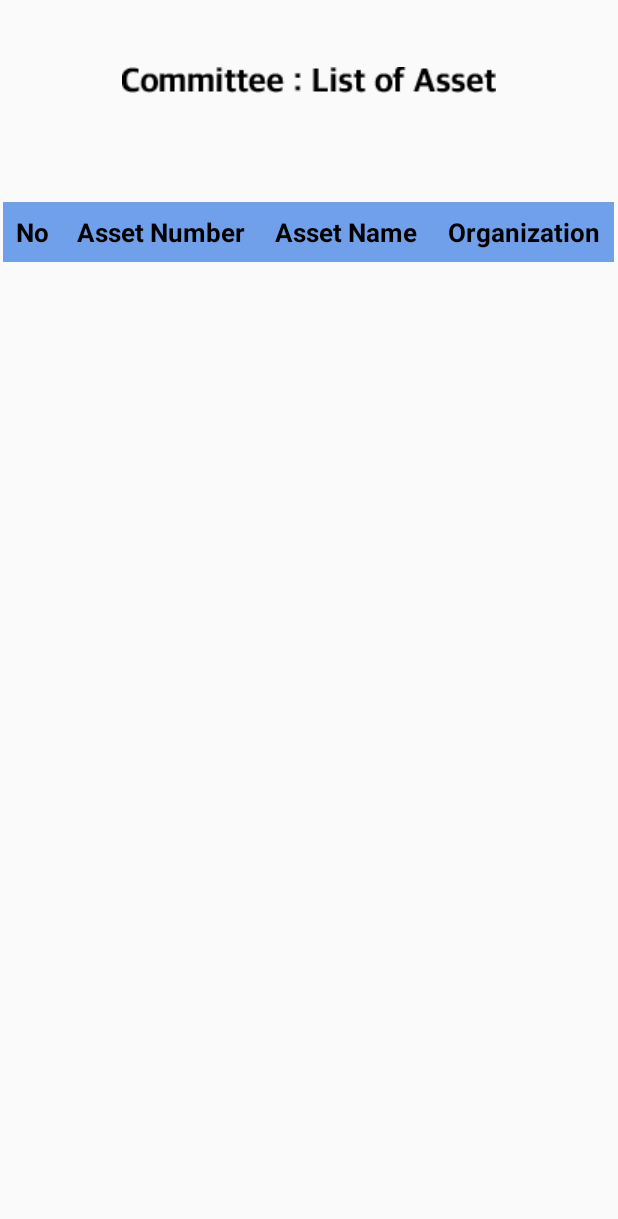
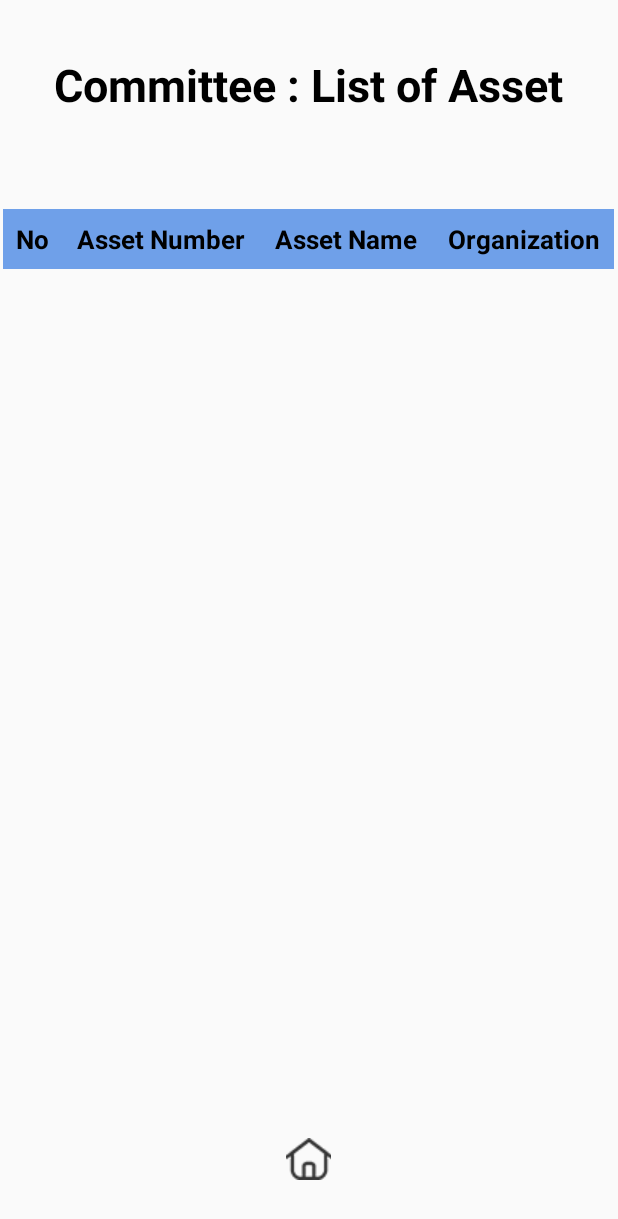
Before and after one commit to AdministrativeCourtProgram/ADMAsset, an Android app: the SearchAssetListActivity screen opened directly, with no data from a screen before it, on a phone screen of 412 x 824 dp. Shown: the top 1219 px of the screen. Run offline under Robolectric (Android 15) with nearby library versions, the light colour scheme and no system bars; 2 statements that could not run were skipped.

Commit message:
Every activity add HomeBtn & Login no enter & minversion 19

```diff
--- a/app/build.gradle
+++ b/app/build.gradle
@@ -5,7 +5,7 @@ android {
     buildToolsVersion "27.0.3"
     defaultConfig {
         applicationId "com.court.admasset.admasset"
-        minSdkVersion 24
+        minSdkVersion 19
         targetSdkVersion 25
         versionCode 1
         versionName "1.0"
--- a/app/src/main/java/com/court/admasset/admasset/SearchAssetListActivity.java
+++ b/app/src/main/java/com/court/admasset/admasset/SearchAssetListActivity.java
@@ -13,6 +13,8 @@ import android.support.v7.widget.RecyclerView;
 import android.text.TextUtils;
 import android.util.Log;
 import android.view.Menu;
+import android.view.View;
+import android.widget.ImageButton;
 import android.widget.TextView;
 import android.widget.Toast;
 
@@ -42,6 +44,18 @@ public class SearchAssetListActivity extends AppCompatActivity {
         super.onCreate(savedInstanceState);
         setContentView(R.layout.activity_search_asset_list);
 
+        // ====== home Button ====== //
+        ImageButton homeBtn = (ImageButton)findViewById(R.id.homeBtn);
+        homeBtn.setOnClickListener(new View.OnClickListener() {
+            @Override
+            public void onClick(View v) {
+                //Intent intent = new Intent(RecyclerViewActivity.this, MenuActivity.class);
+                Intent intent = new Intent(SearchAssetListActivity.this, MenuActivity.class);
+                intent.addFlags(Intent.FLAG_ACTIVITY_CLEAR_TASK);
+                startActivity(intent);
+                finish();
+            }
+        });
 
         // ===== init ===== //
         txtListSize = (TextView)findViewById(R.id.txtListSize);
--- a/app/src/main/res/layout/activity_login.xml
+++ b/app/src/main/res/layout/activity_login.xml
@@ -41,7 +41,7 @@
                 android:fontFamily="AppleSDGothicNeo-UltraLight"
                 android:hint="Username"
                 android:selectAllOnFocus="true"
-                android:singleLine="false"
+                android:singleLine="true"
                 android:textColor="#000"
                 android:textColorHint="#000"
                 android:textSize="20dp" />
--- a/app/src/main/res/layout/activity_search_asset_list.xml
+++ b/app/src/main/res/layout/activity_search_asset_list.xml
@@ -15,11 +15,16 @@
             android:layout_width="wrap_content"
             android:layout_height="match_parent"
             android:layout_weight="0.2"/>
-        <ImageView
+        <TextView
             android:layout_width="wrap_content"
             android:layout_height="match_parent"
-            android:src="@drawable/commitee_list_of_asset"
-            android:layout_weight="0."/>
+            android:text="Committee : List of Asset"
+            android:fontFamily="AppleSDGothicNeo-UltraLight"
+            android:textStyle="bold"
+            android:textColor="#000"
+            android:gravity="center"
+            android:textSize="30dp"
+            android:layout_weight="0.6"/>
         <TextView
             android:layout_width="wrap_content"
             android:layout_height="match_parent"
@@ -110,7 +115,17 @@
             android:layout_width="wrap_content"
             android:layout_height="wrap_content"
             android:layout_weight="1.0"/>
-
     </LinearLayout>
 
+    <ImageButton
+        android:id="@+id/homeBtn"
+        android:layout_width="30dp"
+        android:layout_height="30dp"
+        android:layout_weight="1"
+        android:layout_alignParentBottom="true"
+        android:layout_centerHorizontal="true"
+        android:layout_gravity="center"
+        android:background="@android:color/transparent"
+        android:src="@drawable/home" />
+
 </LinearLayout>
--- a/app/src/main/res/layout/activity_summary_report.xml
+++ b/app/src/main/res/layout/activity_summary_report.xml
@@ -22,7 +22,7 @@
             android:gravity="center_horizontal|center_vertical"
             android:text="@string/summary_title"
             android:textColor="#000"
-            android:textSize="21sp"
+            android:textSize="30sp"
             android:textStyle="bold"
             android:layout_weight="0.6"/>
         <TextView
```
Also changed, not shown: app/src/main/java/com/court/admasset/admasset/RecyclerViewActivity.java (+14 -0 lines), app/src/main/java/com/court/admasset/admasset/SendMsgActivity.java (+14 -0 lines), app/src/main/java/com/court/admasset/admasset/SummaryActivity.java (+14 -0 lines), app/src/main/java/com/court/admasset/admasset/WaitingAssetActivity.java (+20 -1 lines), app/src/main/res/layout/activity_recyclerview.xml (+12 -1 lines), app/src/main/res/layout/activity_send_msg.xml (+11 -0 lines), app/src/main/res/layout/activity_waiting_asset_list.xml (+12 -11 lines).
